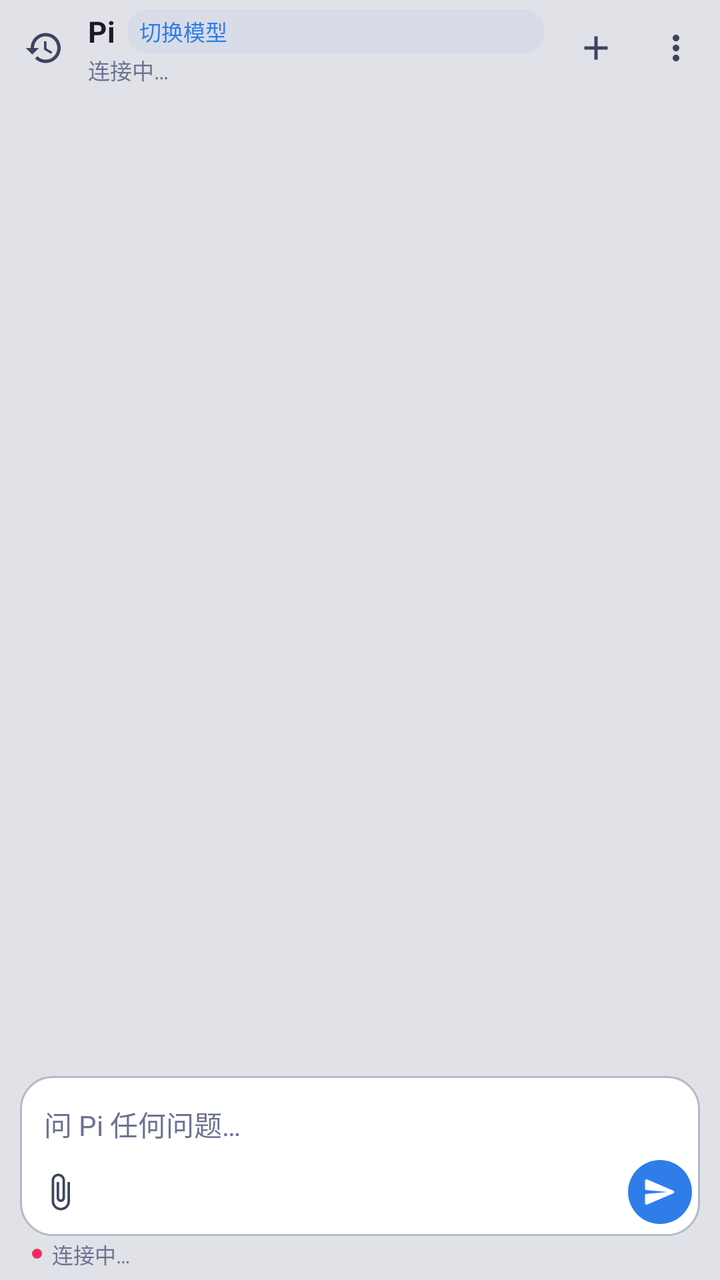
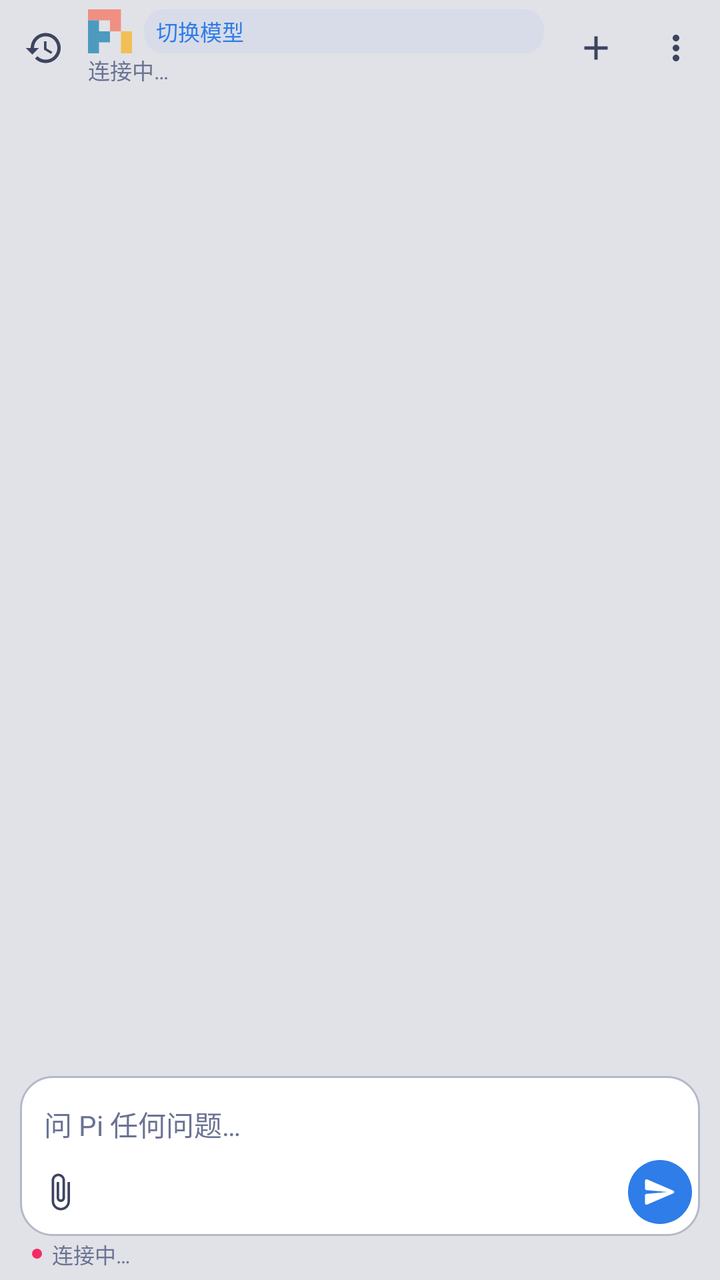

An Android layout rendered at two revisions. The XML below is the earlier revision; the diff shows what the commit changed to produce the second picture.
<!-- AndroidManifest.xml: application theme AppTheme -->
<!-- res/layout/activity_main.xml -->
<?xml version="1.0" encoding="utf-8"?>
<LinearLayout xmlns:android="http://schemas.android.com/apk/res/android"
    android:id="@+id/root"
    android:layout_width="match_parent"
    android:layout_height="match_parent"
    android:background="@color/bg_base"
    android:orientation="vertical">

    
    <LinearLayout
        android:id="@+id/top_bar"
        android:layout_width="match_parent"
        android:layout_height="wrap_content"
        android:background="@color/bg_base"
        android:orientation="vertical"
        android:paddingBottom="2dp">

        <LinearLayout
            android:id="@+id/toolbar_row"
            android:layout_width="match_parent"
            android:layout_height="48dp"
            android:gravity="center_vertical"
            android:orientation="horizontal"
            android:paddingStart="2dp"
            android:paddingEnd="2dp">

            <ImageButton
                android:id="@+id/btn_sessions"
                android:layout_width="40dp"
                android:layout_height="40dp"
                android:background="?attr/selectableItemBackgroundBorderless"
                android:contentDescription="@string/action_sessions"
                android:padding="10dp"
                android:scaleType="centerInside"
                android:src="@drawable/ic_history"
                android:tint="@color/text_secondary" />

            <LinearLayout
                android:layout_width="0dp"
                android:layout_height="wrap_content"
                android:layout_marginStart="2dp"
                android:layout_weight="1"
                android:orientation="vertical"
                android:paddingEnd="6dp">

                <LinearLayout
                    android:layout_width="match_parent"
                    android:layout_height="wrap_content"
                    android:gravity="center_vertical"
                    android:orientation="horizontal">

                    <TextView
                        android:id="@+id/session_title"
                        style="@style/ToolbarTitle"
                        android:layout_width="wrap_content"
                        android:layout_height="wrap_content"
                        android:ellipsize="end"
                        android:maxLines="1"
                        android:text="@string/app_name" />

                    <TextView
                        android:id="@+id/model_chip"
                        style="@style/MonoMetaText.Line"
                        android:layout_width="0dp"
                        android:layout_height="22dp"
                        android:layout_marginStart="6dp"
                        android:layout_weight="1"
                        android:background="@drawable/bg_status_chip"
                        android:clickable="true"
                        android:ellipsize="end"
                        android:focusable="true"
                        android:gravity="center_vertical"
                        android:maxLines="1"
                        android:paddingStart="6dp"
                        android:paddingEnd="6dp"
                        android:singleLine="true"
                        android:text="@string/action_model"
                        android:textColor="@color/pi_blue"
                        android:textSize="11sp" />
                </LinearLayout>

                <TextView
                    android:id="@+id/session_meta"
                    style="@style/MonoMetaText.Line"
                    android:layout_width="match_parent"
                    android:layout_height="wrap_content"
                    android:ellipsize="middle"
                    android:maxLines="1"
                    android:text="@string/status_connecting"
                    android:textColor="@color/text_muted"
                    android:textSize="11sp" />
            </LinearLayout>

            <TextView
                android:id="@+id/diff_badge"
                style="@style/MonoMetaText.Line"
                android:layout_width="wrap_content"
                android:layout_height="wrap_content"
                android:layout_marginEnd="2dp"
                android:background="@drawable/bg_diff_badge"
                android:paddingStart="7dp"
                android:paddingTop="3dp"
                android:paddingEnd="7dp"
                android:paddingBottom="3dp"
                android:textSize="10.5sp"
                android:visibility="gone" />

            <ImageButton
                android:id="@+id/btn_new_session"
                android:layout_width="40dp"
                android:layout_height="40dp"
                android:background="?attr/selectableItemBackgroundBorderless"
                android:contentDescription="@string/action_new_session"
                android:padding="10dp"
                android:scaleType="centerInside"
                android:src="@drawable/ic_add"
                android:tint="@color/text_secondary" />

            <ImageButton
                android:id="@+id/btn_overflow"
                android:layout_width="40dp"
                android:layout_height="40dp"
                android:background="?attr/selectableItemBackgroundBorderless"
                android:contentDescription="@string/action_more"
                android:padding="10dp"
                android:scaleType="centerInside"
                android:src="@drawable/ic_more_vert"
                android:tint="@color/text_secondary" />
        </LinearLayout>
    </LinearLayout>

    <LinearLayout
        android:id="@+id/reconnect_banner"
        android:layout_width="match_parent"
        android:layout_height="wrap_content"
        android:layout_marginStart="12dp"
        android:layout_marginTop="4dp"
        android:layout_marginEnd="12dp"
        android:layout_marginBottom="2dp"
        android:background="@drawable/bg_notice_card"
        android:orientation="horizontal"
        android:visibility="gone">

        <View
            android:id="@+id/reconnect_accent"
            android:layout_width="3dp"
            android:layout_height="match_parent"
            android:background="@color/notice_error" />

        <LinearLayout
            android:layout_width="0dp"
            android:layout_height="wrap_content"
            android:layout_weight="1"
            android:orientation="vertical"
            android:paddingStart="10dp"
            android:paddingTop="8dp"
            android:paddingEnd="8dp"
            android:paddingBottom="8dp">

            <LinearLayout
                android:layout_width="match_parent"
                android:layout_height="wrap_content"
                android:gravity="center_vertical"
                android:orientation="horizontal">

                <TextView
                    android:id="@+id/reconnect_icon"
                    style="@style/MonoMetaText.Line"
                    android:layout_width="18dp"
                    android:layout_height="wrap_content"
                    android:gravity="center"
                    android:text="!"
                    android:textColor="@color/notice_error"
                    android:textSize="12sp"
                    android:textStyle="bold" />

                <TextView
                    android:id="@+id/reconnect_title"
                    android:layout_width="0dp"
                    android:layout_height="wrap_content"
                    android:layout_marginStart="6dp"
                    android:layout_weight="1"
                    android:text="@string/notice_title_connector"
                    android:textColor="@color/text_primary"
                    android:textSize="13sp"
                    android:textStyle="bold" />
            </LinearLayout>

            <TextView
                android:id="@+id/reconnect_text"
                style="@style/MonoMetaText"
                android:layout_width="match_parent"
                android:layout_height="wrap_content"
                android:layout_marginStart="24dp"
                android:layout_marginTop="3dp"
                android:text="@string/reconnect_banner"
                android:textColor="@color/text_secondary"
                android:textSize="11.5sp" />

            <TextView
                android:id="@+id/reconnect_btn"
                style="@style/MonoMetaText.Line"
                android:layout_width="wrap_content"
                android:layout_height="wrap_content"
                android:layout_marginStart="24dp"
                android:layout_marginTop="8dp"
                android:background="@drawable/bg_notice_action"
                android:paddingStart="10dp"
                android:paddingTop="5dp"
                android:paddingEnd="10dp"
                android:paddingBottom="5dp"
                android:text="@string/reconnect_action"
                android:textColor="@color/pi_blue"
                android:textSize="11.5sp" />
        </LinearLayout>
    </LinearLayout>

    <FrameLayout
        android:layout_width="match_parent"
        android:layout_height="0dp"
        android:layout_weight="1">

        <androidx.recyclerview.widget.RecyclerView
            android:id="@+id/messages"
            android:layout_width="match_parent"
            android:layout_height="match_parent"
            android:clipToPadding="false"
            android:overScrollMode="never"
            android:paddingTop="2dp"
            android:paddingBottom="10dp" />

        <ImageButton
            android:id="@+id/scroll_bottom"
            android:layout_width="36dp"
            android:layout_height="36dp"
            android:layout_gravity="bottom|center_horizontal"
            android:layout_marginBottom="8dp"
            android:background="@drawable/bg_scroll_bottom"
            android:contentDescription="@string/scroll_to_bottom"
            android:elevation="2dp"
            android:padding="7dp"
            android:scaleType="centerInside"
            android:src="@drawable/ic_scroll_down"
            android:tint="@color/text_secondary"
            android:visibility="gone" />

        <LinearLayout
            android:id="@+id/empty_state"
            android:layout_width="match_parent"
            android:layout_height="wrap_content"
            android:layout_gravity="center"
            android:gravity="center_horizontal"
            android:orientation="vertical"
            android:paddingStart="32dp"
            android:paddingEnd="32dp"
            android:visibility="gone">

            <ImageView
                android:layout_width="40dp"
                android:layout_height="40dp"
                android:alpha="0.9"
                android:contentDescription="@string/app_name"
                android:src="@drawable/ic_pi_logo" />

            <TextView
                android:id="@+id/empty_title"
                android:layout_width="wrap_content"
                android:layout_height="wrap_content"
                android:layout_marginTop="14dp"
                android:text="@string/empty_title"
                android:textColor="@color/text_primary"
                android:textSize="17sp"
                android:textStyle="bold" />

            <TextView
                android:id="@+id/empty_body"
                android:layout_width="match_parent"
                android:layout_height="wrap_content"
                android:layout_marginTop="6dp"
                android:gravity="center"
                android:lineSpacingMultiplier="1.25"
                android:text="@string/empty_body"
                android:textColor="@color/text_secondary"
                android:textSize="13sp" />

            <com.google.android.material.button.MaterialButton
                android:id="@+id/empty_action"
                style="@style/Widget.Material3.Button.TextButton"
                android:layout_width="wrap_content"
                android:layout_height="wrap_content"
                android:layout_marginTop="8dp"
                android:text="@string/empty_open_settings"
                android:textColor="@color/pi_blue"
                android:visibility="gone" />

            <LinearLayout
                android:id="@+id/suggest_row"
                android:layout_width="match_parent"
                android:layout_height="wrap_content"
                android:layout_marginTop="20dp"
                android:gravity="center"
                android:orientation="vertical" />
        </LinearLayout>
    </FrameLayout>

    <LinearLayout
        android:id="@+id/slash_panel"
        android:layout_width="match_parent"
        android:layout_height="wrap_content"
        android:background="@drawable/bg_slash_panel"
        android:elevation="2dp"
        android:orientation="vertical"
        android:paddingTop="4dp"
        android:paddingBottom="2dp"
        android:visibility="gone">

        <TextView
            android:layout_width="match_parent"
            android:layout_height="wrap_content"
            android:paddingStart="14dp"
            android:paddingEnd="14dp"
            android:paddingBottom="2dp"
            android:text="@string/slash_hint_title"
            android:textColor="@color/text_muted"
            android:textSize="11sp" />

        <androidx.recyclerview.widget.RecyclerView
            android:id="@+id/slash_list"
            android:layout_width="match_parent"
            android:layout_height="wrap_content"
            android:nestedScrollingEnabled="false"
            android:overScrollMode="never" />
    </LinearLayout>

    
    <LinearLayout
        android:id="@+id/actions"
        android:layout_width="match_parent"
        android:layout_height="wrap_content"
        android:layout_marginStart="10dp"
        android:layout_marginEnd="10dp"
        android:layout_marginBottom="6dp"
        android:background="@drawable/bg_approval_card"
        android:orientation="vertical"
        android:paddingStart="12dp"
        android:paddingTop="10dp"
        android:paddingEnd="12dp"
        android:paddingBottom="10dp"
        android:visibility="gone">

        <TextView
            android:id="@+id/actions_title"
            android:layout_width="match_parent"
            android:layout_height="wrap_content"
            android:textColor="@color/pi_amber"
            android:textSize="13sp"
            android:textStyle="bold" />

        <TextView
            android:id="@+id/actions_body"
            style="@style/MonoMetaText"
            android:layout_width="match_parent"
            android:layout_height="wrap_content"
            android:layout_marginTop="6dp"
            android:background="@drawable/bg_tool_output"
            android:maxLines="8"
            android:padding="8dp"
            android:scrollHorizontally="false"
            android:textColor="@color/text_secondary"
            android:textIsSelectable="true"
            android:textSize="11.5sp"
            android:visibility="gone" />

        <EditText
            android:id="@+id/actions_input"
            android:layout_width="match_parent"
            android:layout_height="wrap_content"
            android:layout_marginTop="6dp"
            android:background="@drawable/bg_composer"
            android:hint=""
            android:maxLines="5"
            android:padding="10dp"
            android:scrollHorizontally="false"
            android:textColor="@color/text_primary"
            android:textColorHint="@color/text_muted"
            android:textSize="14sp"
            android:visibility="gone" />

        <LinearLayout
            android:id="@+id/actions_buttons"
            android:layout_width="match_parent"
            android:layout_height="wrap_content"
            android:layout_marginTop="8dp"
            android:gravity="end"
            android:orientation="horizontal" />
    </LinearLayout>

    <TextView
        android:id="@+id/generation_status"
        style="@style/MonoMetaText.Line"
        android:layout_width="match_parent"
        android:layout_height="wrap_content"
        android:ellipsize="end"
        android:maxLines="1"
        android:paddingStart="14dp"
        android:paddingTop="1dp"
        android:paddingEnd="14dp"
        android:paddingBottom="1dp"
        android:textColor="@color/text_muted"
        android:textSize="11sp"
        android:visibility="gone" />

    
    <LinearLayout
        android:id="@+id/composer_bar"
        android:layout_width="match_parent"
        android:layout_height="wrap_content"
        android:orientation="vertical"
        android:paddingStart="10dp"
        android:paddingTop="2dp"
        android:paddingEnd="10dp"
        android:paddingBottom="4dp">

        <LinearLayout
            android:layout_width="match_parent"
            android:layout_height="wrap_content"
            android:background="@drawable/bg_composer_card"
            android:orientation="vertical"
            android:paddingStart="2dp"
            android:paddingTop="4dp"
            android:paddingEnd="2dp"
            android:paddingBottom="4dp">

            <HorizontalScrollView
                android:id="@+id/attachment_scroller"
                android:layout_width="match_parent"
                android:layout_height="wrap_content"
                android:layout_marginStart="6dp"
                android:layout_marginEnd="6dp"
                android:layout_marginBottom="2dp"
                android:scrollbars="none"
                android:visibility="gone">

                <LinearLayout
                    android:id="@+id/attachment_row"
                    android:layout_width="wrap_content"
                    android:layout_height="wrap_content"
                    android:orientation="horizontal" />
            </HorizontalScrollView>

            <EditText
                android:id="@+id/composer"
                style="@style/ComposerText"
                android:layout_width="match_parent"
                android:layout_height="wrap_content"
                android:background="@android:color/transparent"
                android:hint="@string/hint_message"
                android:imeOptions="actionNone|flagNoExtractUi"
                android:inputType="textMultiLine|textCapSentences"
                android:maxLines="6"
                android:minHeight="36dp"
                android:paddingStart="10dp"
                android:paddingTop="6dp"
                android:paddingEnd="10dp"
                android:paddingBottom="2dp" />

            
            <LinearLayout
                android:layout_width="match_parent"
                android:layout_height="36dp"
                android:gravity="center_vertical"
                android:orientation="horizontal"
                android:paddingStart="2dp"
                android:paddingEnd="2dp">

                <ImageButton
                    android:id="@+id/btn_attach"
                    android:layout_width="32dp"
                    android:layout_height="32dp"
                    android:background="?attr/selectableItemBackgroundBorderless"
                    android:contentDescription="@string/action_attach"
                    android:padding="6dp"
                    android:scaleType="centerInside"
                    android:src="@drawable/ic_attach"
                    android:tint="@color/text_secondary" />

                
                <FrameLayout
                    android:layout_width="0dp"
                    android:layout_height="match_parent"
                    android:layout_marginStart="2dp"
                    android:layout_marginEnd="4dp"
                    android:layout_weight="1">

                    <TextView
                        android:id="@+id/cwd_chip"
                        style="@style/MonoMetaText.Line"
                        android:layout_width="match_parent"
                        android:layout_height="26dp"
                        android:layout_gravity="center_vertical"
                        android:background="@drawable/bg_status_chip"
                        android:clickable="true"
                        android:ellipsize="middle"
                        android:focusable="true"
                        android:gravity="center_vertical"
                        android:maxLines="1"
                        android:paddingStart="6dp"
                        android:paddingEnd="6dp"
                        android:singleLine="true"
                        android:text="@string/cwd_chip_placeholder"
                        android:textColor="@color/text_secondary"
                        android:textSize="11sp"
                        android:visibility="gone" />
                </FrameLayout>

                <LinearLayout
                    android:id="@+id/steer_toggle"
                    android:layout_width="wrap_content"
                    android:layout_height="26dp"
                    android:layout_marginEnd="2dp"
                    android:background="@drawable/bg_segmented"
                    android:orientation="horizontal"
                    android:visibility="gone">

                    <TextView
                        android:id="@+id/steer_mode_plan"
                        style="@style/MonoMetaText.Line"
                        android:layout_width="wrap_content"
                        android:layout_height="match_parent"
                        android:gravity="center"
                        android:paddingStart="5dp"
                        android:paddingEnd="5dp"
                        android:text="@string/composer_plan"
                        android:textColor="@color/text_muted"
                        android:textSize="10sp" />

                    <TextView
                        android:id="@+id/steer_mode_steer"
                        style="@style/MonoMetaText.Line"
                        android:layout_width="wrap_content"
                        android:layout_height="match_parent"
                        android:background="@drawable/bg_segmented_on"
                        android:gravity="center"
                        android:paddingStart="5dp"
                        android:paddingEnd="5dp"
                        android:text="@string/composer_steer"
                        android:textColor="@color/md_theme_onPrimary"
                        android:textSize="10sp" />

                    <TextView
                        android:id="@+id/steer_mode_queue"
                        style="@style/MonoMetaText.Line"
                        android:layout_width="wrap_content"
                        android:layout_height="match_parent"
                        android:gravity="center"
                        android:paddingStart="5dp"
                        android:paddingEnd="5dp"
                        android:text="@string/composer_queue"
                        android:textColor="@color/text_muted"
                        android:textSize="10sp" />
                </LinearLayout>

                <ImageButton
                    android:id="@+id/btn_stop"
                    android:layout_width="32dp"
                    android:layout_height="32dp"
                    android:layout_marginEnd="2dp"
                    android:background="?attr/selectableItemBackgroundBorderless"
                    android:contentDescription="@string/action_stop"
                    android:padding="6dp"
                    android:scaleType="centerInside"
                    android:src="@drawable/ic_stop"
                    android:tint="@color/status_offline"
                    android:visibility="gone" />

                <ImageButton
                    android:id="@+id/send"
                    android:layout_width="32dp"
                    android:layout_height="32dp"
                    android:background="@drawable/bg_send_button"
                    android:contentDescription="@string/action_send"
                    android:padding="7dp"
                    android:scaleType="centerInside"
                    android:src="@drawable/ic_send"
                    android:tint="@color/md_theme_onPrimary" />
            </LinearLayout>
        </LinearLayout>

        
        <LinearLayout
            android:id="@+id/status_footer"
            android:layout_width="match_parent"
            android:layout_height="18dp"
            android:gravity="center_vertical"
            android:orientation="horizontal"
            android:paddingStart="6dp"
            android:paddingTop="0dp"
            android:paddingEnd="6dp"
            android:paddingBottom="0dp">

            <View
                android:id="@+id/status_dot"
                android:layout_width="5dp"
                android:layout_height="5dp"
                android:background="@drawable/ic_status_dot" />

            <TextView
                android:id="@+id/status_text"
                style="@style/MonoMetaText.Line"
                android:layout_width="0dp"
                android:layout_height="wrap_content"
                android:layout_marginStart="5dp"
                android:layout_weight="1"
                android:ellipsize="end"
                android:maxLines="1"
                android:singleLine="true"
                android:text="@string/status_connecting"
                android:textColor="@color/text_muted"
                android:textSize="10.5sp" />

            <TextView
                android:id="@+id/footer_sep"
                style="@style/MonoMetaText.Line"
                android:layout_width="wrap_content"
                android:layout_height="wrap_content"
                android:paddingStart="4dp"
                android:paddingEnd="4dp"
                android:text="·"
                android:textColor="@color/text_faint"
                android:textSize="10.5sp"
                android:visibility="gone" />

            <FrameLayout
                android:id="@+id/context_bar_wrap"
                android:layout_width="28dp"
                android:layout_height="4dp"
                android:layout_marginEnd="4dp"
                android:background="@drawable/bg_context_bar_track"
                android:visibility="gone">

                <View
                    android:id="@+id/context_bar_fill"
                    android:layout_width="0dp"
                    android:layout_height="match_parent"
                    android:background="@drawable/bg_context_bar_fill" />
            </FrameLayout>

            <TextView
                android:id="@+id/footer_stats"
                style="@style/MonoMetaText.Line"
                android:layout_width="wrap_content"
                android:layout_height="wrap_content"
                android:ellipsize="end"
                android:maxLines="1"
                android:maxWidth="160dp"
                android:singleLine="true"
                android:textColor="@color/text_faint"
                android:textSize="10.5sp"
                android:visibility="gone" />
        </LinearLayout>
    </LinearLayout>

    
    <View
        android:id="@+id/status_chip"
        android:layout_width="0dp"
        android:layout_height="0dp"
        android:visibility="gone" />
</LinearLayout>
<!-- resources referenced by this layout -->
<resources>
  <color name="bg_base">#E1E2E7</color>
  <color name="md_theme_onPrimary">#FFFFFF</color>
  <color name="notice_error">#F52A65</color>
  <color name="pi_amber">#B15C00</color>
  <color name="pi_blue">#2E7DE9</color>
  <color name="status_offline">#F52A65</color>
  <color name="text_faint">#949BB8</color>
  <color name="text_muted">#6B7394</color>
  <color name="text_primary">#1A1B26</color>
  <color name="text_secondary">#3D4460</color>
  <!-- drawable bg_diff_badge (drawable) -->
  <?xml version="1.0" encoding="utf-8"?>
  <shape xmlns:android="http://schemas.android.com/apk/res/android"
      android:shape="rectangle">
      <solid android:color="@color/bg_chip" />
      <corners android:radius="6dp" />
  </shape>
  <!-- drawable bg_notice_action (drawable) -->
  <?xml version="1.0" encoding="utf-8"?>
  <shape xmlns:android="http://schemas.android.com/apk/res/android"
      android:shape="rectangle">
      <solid android:color="@color/bg_chip" />
      <corners android:radius="8dp" />
  </shape>
  <!-- drawable bg_segmented (drawable) -->
  <?xml version="1.0" encoding="utf-8"?>
  <shape xmlns:android="http://schemas.android.com/apk/res/android"
      android:shape="rectangle">
      <solid android:color="@color/bg_chip" />
      <corners android:radius="8dp" />
  </shape>
  <!-- drawable bg_status_chip (drawable) -->
  <?xml version="1.0" encoding="utf-8"?>
  <shape xmlns:android="http://schemas.android.com/apk/res/android"
      android:shape="rectangle">
      <solid android:color="@color/bg_chip" />
      <corners android:radius="10dp" />
  </shape>
  <!-- drawable bg_tool_output (drawable) -->
  <?xml version="1.0" encoding="utf-8"?>
  <shape xmlns:android="http://schemas.android.com/apk/res/android"
      android:shape="rectangle">
      <solid android:color="@color/bg_code" />
      <corners android:radius="8dp" />
  </shape>
  <string name="action_attach">添加图片或文件</string>
  <string name="action_model">切换模型</string>
  <string name="action_more">更多</string>
  <string name="action_new_session">新建会话</string>
  <string name="action_send">发送</string>
  <string name="action_sessions">会话列表</string>
  <string name="action_stop">停止</string>
  <string name="app_name">Pi</string>
  <string name="composer_plan">计划</string>
  <string name="composer_queue">排队</string>
  <string name="composer_steer">引导</string>
  <string name="cwd_chip_placeholder">工作目录</string>
  <string name="empty_body">连上 Termux 里的连接器后即可开始。</string>
  <string name="empty_open_settings">打开设置</string>
  <string name="empty_title">今天想聊点什么？</string>
  <string name="hint_message">问 Pi 任何问题…</string>
  <string name="notice_title_connector">连接器</string>
  <string name="reconnect_action">重新连接</string>
  <string name="reconnect_banner">连接器未响应，请检查 Termux</string>
  <string name="scroll_to_bottom">回到底部</string>
  <string name="slash_hint_title">命令</string>
  <string name="status_connecting">连接中…</string>
  <style name="MonoMetaText">
          <item name="android:fontFamily">@font/meslo_lgldz_nf_regular</item>
          <item name="android:textSize">11sp</item>
          <item name="android:textColor">@color/text_muted</item>
      </style>
  <style name="MonoMetaText.Line" parent="MonoMetaText">
          <item name="android:maxLines">1</item>
          <item name="android:ellipsize">end</item>
      </style>
  <color name="approval_bg">#FFF4E8</color>
  <color name="approval_border">#B15C00</color>
  <color name="bg_composer">#FFFFFF</color>
  <color name="bg_composer_stroke">#B4B8C8</color>
  <color name="bg_chip">#D8DCE8</color>
  <color name="notice_bg">#EEF0F6</color>
  <color name="pi_blue_press">#1A66D1</color>
  <color name="bg_elevated">#F0F1F5</color>
  <color name="divider">#C4C8DA</color>
  <color name="md_theme_primary">#2E7DE9</color>
  <color name="bg_code">#D0D5E3</color>
  <color name="md_theme_secondary">#5A4A8A</color>
  <color name="md_theme_tertiary">#B15C00</color>
  <!-- unchanged entries left out for length: 22 -->
</resources>

<!-- the commit's change to res/layout/activity_main.xml (unified diff, before → after) -->
@@ -49,14 +49,27 @@
                     android:gravity="center_vertical"
                     android:orientation="horizontal">
 
+                    
+                    <ImageView
+                        android:id="@+id/brand_logo"
+                        android:layout_width="22dp"
+                        android:layout_height="22dp"
+                        android:contentDescription="@string/app_name_cd"
+                        android:importantForAccessibility="yes"
+                        android:scaleType="fitCenter"
+                        android:src="@drawable/ic_pi_logo" />
+
+                    
                     <TextView
                         android:id="@+id/session_title"
                         style="@style/ToolbarTitle"
                         android:layout_width="wrap_content"
                         android:layout_height="wrap_content"
+                        android:layout_marginStart="6dp"
                         android:ellipsize="end"
                         android:maxLines="1"
-                        android:text="@string/app_name" />
+                        android:maxWidth="120dp"
+                        android:visibility="gone" />
 
                     <TextView
                         android:id="@+id/model_chip"
<!-- resource entries referenced after the edit -->
@@ -53,6 +53,7 @@
   <string name="action_sessions">会话列表</string>
   <string name="action_stop">停止</string>
   <string name="app_name">Pi</string>
+  <string name="app_name_cd">Pi</string>
   <string name="composer_plan">计划</string>
   <string name="composer_queue">排队</string>
   <string name="composer_steer">引导</string>
